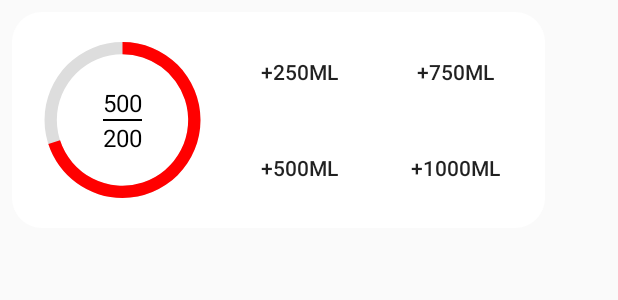
After one commit to stcksmsh/Kap, an Android app built with Jetpack Compose: the layout widget_layout.xml on its own in the app's theme, with its tools: preview values and no code run, on a phone screen of 412 x 824 dp. The commit adds this screen. Shown: the top 300 px of the screen. Run offline under Robolectric (Android 15) with nearby library versions, the phone set to English and light mode, and no system bars.

Commit message:
Working to update widget, unsure if this is the way

```diff
--- a/app/build.gradle.kts
+++ b/app/build.gradle.kts
@@ -43,6 +43,7 @@ android {
 }
 
 dependencies {
+    implementation(libs.androidx.cardview)
     val composeVersion = "1.5.3"
 
     // Compose dependencies
--- a/app/src/main/java/io/github/stcksmsh/kap/MainActivity.kt
+++ b/app/src/main/java/io/github/stcksmsh/kap/MainActivity.kt
@@ -20,7 +20,6 @@ import androidx.compose.runtime.collectAsState
 import androidx.compose.runtime.rememberCoroutineScope
 import androidx.compose.ui.Modifier
 import androidx.datastore.preferences.core.floatPreferencesKey
-import androidx.glance.action.ActionParameters
 import androidx.glance.appwidget.GlanceAppWidgetManager
 import androidx.glance.appwidget.state.updateAppWidgetState
 import androidx.navigation.NavBackStackEntry
@@ -209,7 +208,7 @@ class MainActivity : ComponentActivity() {
                                 enterTransition = navigationEnterTransition,
                                 exitTransition = navigationExitTransition
                             ) {
-                                TodoScreen("Settings") {
+                                SettingsScreen("Settings") {
                                     navigateWithClearBackStack(
                                         navController,
                                         "home"
@@ -221,7 +220,7 @@ class MainActivity : ComponentActivity() {
                                 enterTransition = navigationEnterTransition,
                                 exitTransition = navigationExitTransition
                             ) {
-                                TodoScreen("About") {
+                                AboutScreen("About") {
                                     navigateWithClearBackStack(
                                         navController,
                                         "home"
@@ -233,7 +232,7 @@ class MainActivity : ComponentActivity() {
                                 enterTransition = navigationEnterTransition,
                                 exitTransition = navigationExitTransition
                             ) {
-                                TodoScreen("Donate") {
+                                DonateScreen("Donate") {
                                     navigateWithClearBackStack(
                                         navController,
                                         "home"
--- /dev/null
+++ b/app/src/main/java/io/github/stcksmsh/kap/ui/screens/AboutScreen.kt
@@ -0,0 +1,6 @@
+package io.github.stcksmsh.kap.ui.screens
+
+import androidx.compose.runtime.Composable
+
+@Composable
+fun AboutScreen(title: String = "Coming Soon", gotoHome: () -> Unit) = TodoScreen(title, gotoHome)
--- /dev/null
+++ b/app/src/main/java/io/github/stcksmsh/kap/ui/screens/DonateScreen.kt
@@ -0,0 +1,6 @@
+package io.github.stcksmsh.kap.ui.screens
+
+import androidx.compose.runtime.Composable
+
+@Composable
+fun DonateScreen(title: String = "Coming Soon", gotoHome: () -> Unit) = TodoScreen(title, gotoHome)
--- /dev/null
+++ b/app/src/main/java/io/github/stcksmsh/kap/ui/screens/SettingsScreen.kt
@@ -0,0 +1,6 @@
+package io.github.stcksmsh.kap.ui.screens
+
+import androidx.compose.runtime.Composable
+
+@Composable
+fun SettingsScreen(title: String = "Coming Soon", gotoHome: () -> Unit) = TodoScreen(title, gotoHome)
--- /dev/null
+++ b/app/src/main/java/io/github/stcksmsh/kap/widget/XMLWaterIntakeWidgetProvider.kt
@@ -0,0 +1,91 @@
+package io.github.stcksmsh.kap.widget
+
+import android.app.PendingIntent
+import android.appwidget.AppWidgetManager
+import android.appwidget.AppWidgetProvider
+import android.content.Context
+import android.content.Intent
+import android.widget.RemoteViews
+import androidx.compose.foundation.isSystemInDarkTheme
+import androidx.compose.material3.MaterialTheme
+import androidx.compose.material3.dynamicDarkColorScheme
+import io.github.stcksmsh.kap.R
+import io.github.stcksmsh.kap.data.WaterIntake
+import io.github.stcksmsh.kap.data.WaterIntakeDatabase
+import io.github.stcksmsh.kap.data.WaterIntakeRepository
+import io.github.stcksmsh.kap.data.loadSettingsData
+import kotlinx.coroutines.CoroutineScope
+import kotlinx.coroutines.Dispatchers
+import kotlinx.coroutines.launch
+import java.util.Date
+
+class WaterIntakeWidgetProvider : AppWidgetProvider() {
+
+    override fun onUpdate(
+        context: Context,
+        appWidgetManager: AppWidgetManager,
+        appWidgetIds: IntArray
+    ) {
+        // Update all widgets
+        for (widgetId in appWidgetIds) {
+            updateWidget(context, appWidgetManager, widgetId)
+        }
+    }
+
+    companion object {
+        /// template to add some amount of water (100ml, 250ml, 500ml, etc.)
+        const val ACTION_ADD_ML = "io.github.stcksmsh.kap.widget.ADD_"
+
+
+        fun updateWidget(context: Context, appWidgetManager: AppWidgetManager, widgetId: Int) {
+            val views = RemoteViews(context.packageName, R.layout.widget_layout)
+
+            val settingsData = loadSettingsData(context.applicationContext)
+
+            val intent1 = Intent(context, WaterIntakeWidgetProvider::class.java)
+            intent1.action = ACTION_ADD_ML + (settingsData.quickWaterAdditionVolumes[0]).toString()
+            val pendingIntent = PendingIntent.getBroadcast(context, 0, intent1, PendingIntent.FLAG_UPDATE_CURRENT)
+            views.setOnClickPendingIntent(R.id.add_intake_button_1, pendingIntent)
+
+            val intent2 = Intent(context, WaterIntakeWidgetProvider::class.java)
+            intent2.action = ACTION_ADD_ML + (settingsData.quickWaterAdditionVolumes[1]).toString()
+            val pendingIntent2 = PendingIntent.getBroadcast(context, 0, intent2, PendingIntent.FLAG_UPDATE_CURRENT)
+            views.setOnClickPendingIntent(R.id.add_intake_button_2, pendingIntent2)
+
+            val intent3 = Intent(context, WaterIntakeWidgetProvider::class.java)
+            intent3.action = ACTION_ADD_ML + (settingsData.quickWaterAdditionVolumes[2]).toString()
+            val pendingIntent3 = PendingIntent.getBroadcast(context, 0, intent3, PendingIntent.FLAG_UPDATE_CURRENT)
+            views.setOnClickPendingIntent(R.id.add_intake_button_3, pendingIntent3)
+
+            val intent4 = Intent(context, WaterIntakeWidgetProvider::class.java)
+            intent4.action = ACTION_ADD_ML + (settingsData.quickWaterAdditionVolumes[3]).toString()
+            val pendingIntent4 = PendingIntent.getBroadcast(context, 0, intent4, PendingIntent.FLAG_UPDATE_CURRENT)
+            views.setOnClickPendingIntent(R.id.add_intake_button_4, pendingIntent4)
+
+            val colors = dynamicDarkColorScheme(context.applicationContext)
+
+            views.setColor(R.id.background, colors.surface)
+        }
+    }
+
+    override fun onReceive(context: Context, intent: Intent) {
+        super.onReceive(context, intent)
+
+        /// Add water intake when the user clicks on the buttons
+        if (intent.action?.startsWith(ACTION_ADD_ML) == true) {
+            val waterIntakeRepository = WaterIntakeRepository(
+                WaterIntakeDatabase.getDatabase(context.applicationContext).waterIntakeDao()
+            )
+            val intakeAmount = intent.action?.substringAfterLast("_")?.toFloatOrNull() ?: return
+            if (intakeAmount <= 0) return
+            CoroutineScope(Dispatchers.IO).launch {
+                waterIntakeRepository.insertWaterIntake(
+                    WaterIntake(
+                        intakeAmount = intakeAmount,
+                        date = Date()
+                    )
+                )
+            }
+        }
+    }
+}
--- /dev/null
+++ b/app/src/main/res/drawable/circular_progress_drawable.xml
@@ -0,0 +1,34 @@
+<?xml version="1.0" encoding="utf-8"?>
+<layer-list xmlns:android="http://schemas.android.com/apk/res/android">
+    <!--Adding our first item-->
+    <item>
+        <!--Here ring shape is created. The important attribute
+         used here is, android:useLevel="false". Attribute
+         with the useLevel=true makes the ring disabled, so it must
+         be false for the ring to appear with color code "#DDD"-->
+        <shape
+            android:shape="ring"
+            android:thicknessRatio="16"
+            android:useLevel="false">
+            <solid android:color="#DDD" />
+        </shape>
+    </item>
+    <!--Adding our second item-->
+    <item>
+        <!--Rotation degree of Ring is made from 270 to 270-->
+        <rotate
+            android:fromDegrees="270"
+            android:toDegrees="270">
+            <!--The main attribute used here is android:useLevel="true" in
+             shape tag. Also gradient is added to set the startColor and
+             endColor of the ring.-->
+            <shape
+                android:shape="ring"
+                android:thicknessRatio="16"
+                android:useLevel="true">
+                <solid android:color="#FF0000" />
+
+            </shape>
+        </rotate>
+    </item>
+</layer-list>
--- /dev/null
+++ b/app/src/main/res/drawable/divider_line.xml
@@ -0,0 +1,4 @@
+<shape xmlns:android="http://schemas.android.com/apk/res/android">
+    <size android:height="1.5dp" />
+    <solid android:color="@android:color/background_dark" />
+</shape>
--- /dev/null
+++ b/app/src/main/res/drawable/rounded_background.xml
@@ -0,0 +1,4 @@
+<shape xmlns:android="http://schemas.android.com/apk/res/android">
+    <solid android:color="@android:color/white" />
+    <corners android:radius="20dp" />
+</shape>
--- /dev/null
+++ b/app/src/main/res/layout/widget_layout.xml
@@ -0,0 +1,144 @@
+<?xml version="1.0" encoding="utf-8"?>
+<LinearLayout xmlns:android="http://schemas.android.com/apk/res/android"
+    android:id="@+id/background"
+    android:layout_width="wrap_content"
+    android:layout_height="wrap_content"
+    android:layout_margin="8dp"
+    android:baselineAligned="false"
+    android:orientation="horizontal"
+    android:background="@drawable/rounded_background"
+    android:padding="8dp">
+
+    <!-- Circular Progress Bar Section -->
+    <FrameLayout
+        android:layout_width="wrap_content"
+        android:layout_height="match_parent"
+        android:layout_gravity="center">
+
+        <!-- Progress Circle -->
+        <ProgressBar
+            android:id="@+id/circular_progress_bar"
+            style="?android:attr/progressBarStyleHorizontal"
+            android:layout_width="131dp"
+            android:layout_height="136dp"
+            android:layout_gravity="center"
+            android:indeterminate="false"
+            android:max="100"
+            android:progress="70"
+            android:progressDrawable="@drawable/circular_progress_drawable" />
+
+        <!-- Text in the Middle -->
+        <LinearLayout
+            android:layout_width="wrap_content"
+            android:layout_height="wrap_content"
+            android:layout_gravity="center"
+            android:orientation="vertical"
+            android:padding="8dp">
+
+            <TextView
+                android:id="@+id/progress_text"
+                android:layout_width="wrap_content"
+                android:layout_height="wrap_content"
+                android:layout_gravity="center"
+                android:text="500"
+                android:textColor="@android:color/black"
+                android:textSize="16sp" />
+
+            <ImageView
+                android:layout_width="match_parent"
+                android:layout_height="1.5dp"
+                android:layout_gravity="center"
+                android:background="@drawable/divider_line" />
+
+            <TextView
+                android:id="@+id/progress_text2"
+                android:layout_width="wrap_content"
+                android:layout_height="wrap_content"
+                android:layout_gravity="center"
+                android:text="200"
+                android:textColor="@android:color/black"
+                android:textSize="16sp" />
+        </LinearLayout>
+    </FrameLayout>
+
+    <!-- Buttons Section -->
+    <LinearLayout
+        android:layout_width="0dp"
+        android:layout_height="wrap_content"
+        android:layout_weight="1"
+        android:gravity="center"
+        android:orientation="horizontal">
+
+        <LinearLayout
+            android:layout_width="0dp"
+            android:layout_height="wrap_content"
+            android:layout_weight="1"
+            android:gravity="center"
+            android:orientation="vertical">
+
+            <FrameLayout
+                android:layout_width="wrap_content"
+                android:layout_height="wrap_content"
+                android:layout_margin="8dp"
+                android:background="@drawable/rounded_background">
+
+                <Button
+                    android:id="@+id/add_intake_button_1"
+                    android:layout_width="wrap_content"
+                    android:layout_height="wrap_content"
+                    android:background="@android:color/transparent"
+                    android:text="+250ml" />
+            </FrameLayout>
+
+            <FrameLayout
+                android:layout_width="wrap_content"
+                android:layout_height="wrap_content"
+                android:layout_margin="8dp"
+                android:background="@drawable/rounded_background">
+
+                <Button
+                    android:id="@+id/add_intake_button_2"
+                    android:layout_width="wrap_content"
+                    android:layout_height="wrap_content"
+                    android:background="@android:color/transparent"
+                    android:text="+500ml" />
+            </FrameLayout>
+        </LinearLayout>
+
+        <LinearLayout
+            android:layout_width="0dp"
+            android:layout_height="wrap_content"
+            android:layout_weight="1"
+            android:gravity="center"
+            android:orientation="vertical">
+
+            <FrameLayout
+                android:layout_width="wrap_content"
+                android:layout_height="wrap_content"
+                android:layout_margin="8dp"
+                android:background="@drawable/rounded_background">
+
+                <Button
+                    android:id="@+id/add_intake_button_3"
+                    android:layout_width="wrap_content"
+                    android:layout_height="wrap_content"
+                    android:background="@android:color/transparent"
+                    android:text="+750ml" />
+            </FrameLayout>
+
+            <FrameLayout
+                android:layout_width="wrap_content"
+                android:layout_height="wrap_content"
+                android:layout_margin="8dp"
+                android:background="@drawable/rounded_background">
+
+                <Button
+                    android:id="@+id/add_intake_button_4"
+                    android:layout_width="wrap_content"
+                    android:layout_height="wrap_content"
+                    android:background="@android:color/transparent"
+                    android:text="+1000ml" />
+            </FrameLayout>
+        </LinearLayout>
+    </LinearLayout>
+</LinearLayout>
--- a/gradle/libs.versions.toml
+++ b/gradle/libs.versions.toml
@@ -14,6 +14,7 @@ material3 = "1.3.1"
 navigationCompose = "2.8.4"
 roomRuntime = "2.6.1"
 workRuntimeKtx = "2.10.0"
+cardview = "1.0.0"
 
 [libraries]
 androidx-activity-compose = { module = "androidx.activity:activity-compose", version.ref = "composeVersion" }
@@ -33,6 +34,7 @@ androidx-espresso-core = { group = "androidx.test.espresso", name = "espresso-co
 androidx-appcompat = { group = "androidx.appcompat", name = "appcompat", version.ref = "appcompat" }
 material = { group = "com.google.android.material", name = "material", version.ref = "material" }
 junit-junit = { group = "junit", name = "junit", version.ref = "junitJunit" }
+androidx-cardview = { group = "androidx.cardview", name = "cardview", version.ref = "cardview" }
 
 [plugins]
 android-application = { id = "com.android.application", version.ref = "agp" }
```
